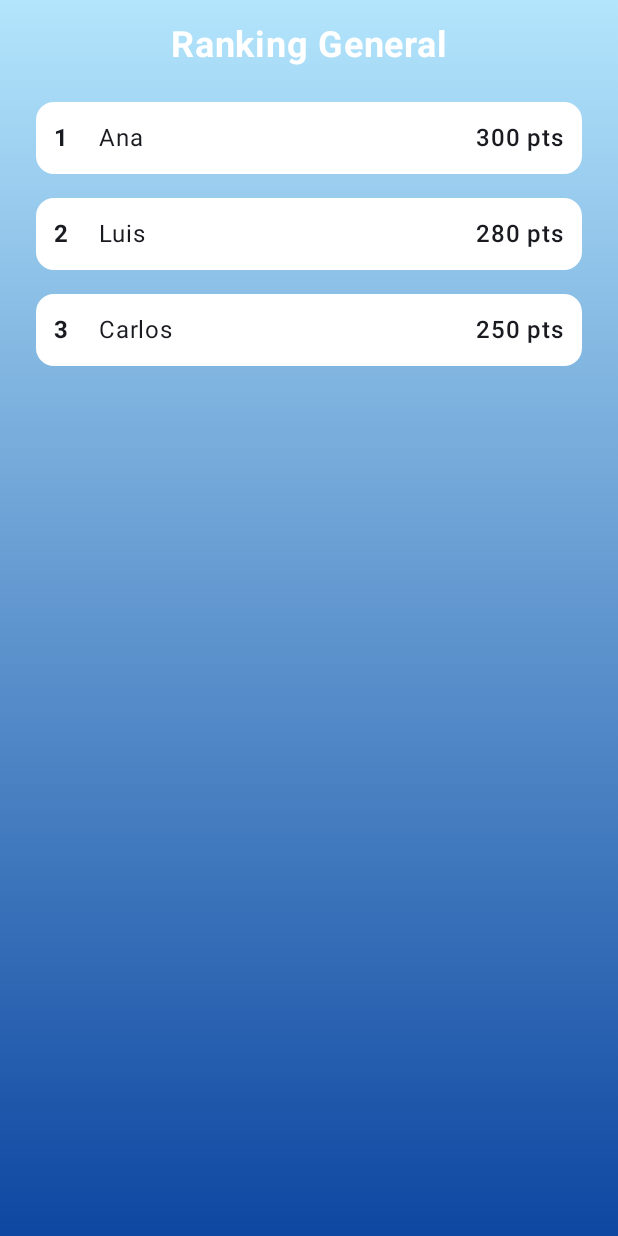
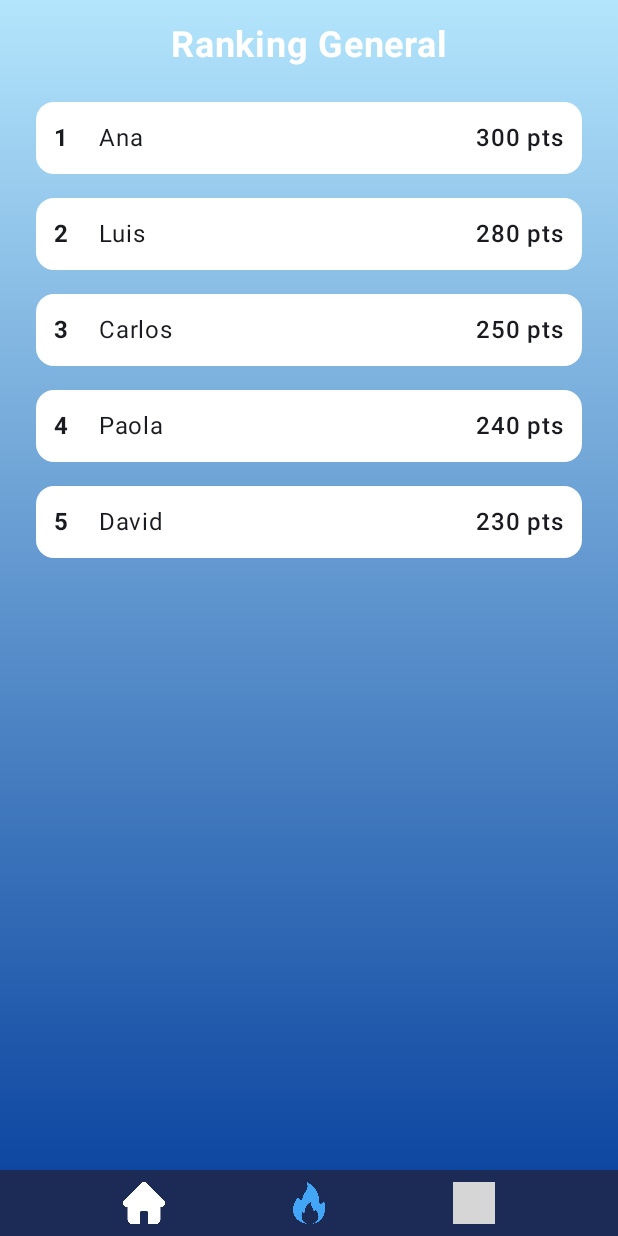
Before and after one commit to Stxphaniee/Coderplusapp, an Android app built with Jetpack Compose: the LevelScreen screen opened through its navigation route, after a tap on "Progreso", on a phone screen of 412 x 824 dp. Run offline under Robolectric (Android 15) with nearby library versions, the phone set to English and light mode, and no system bars; grey boxes are pictures that could not be loaded.

Commit message:
:sparkles: Funcionalidad de panel

```diff
--- a/Coderplus/app/src/main/java/com/pdm/saec/coderplus/MainActivity.kt
+++ b/Coderplus/app/src/main/java/com/pdm/saec/coderplus/MainActivity.kt
@@ -7,6 +7,7 @@ import androidx.activity.viewModels
 import androidx.compose.material3.Surface
 import androidx.compose.ui.graphics.Color
 import androidx.navigation.compose.rememberNavController
+import com.pdm.saec.coderplus.model.User
 import com.pdm.saec.coderplus.navigation.NavGraph
 import com.pdm.saec.coderplus.ui.theme.CoderplusTheme
 import com.pdm.saec.coderplus.viewmodel.MainViewModel
@@ -17,6 +18,10 @@ class MainActivity : ComponentActivity() {
 
     override fun onCreate(savedInstanceState: Bundle?) {
         super.onCreate(savedInstanceState)
+
+        // Usuario de prueba para evitar errores en perfil
+        viewModel.currentUser = viewModel.currentUser ?: User(name = "Joaquin", age = 21, country = "El Salvador")
+
         setContent {
             CoderplusTheme {
                 Surface(color = Color.White) {
--- a/Coderplus/app/src/main/java/com/pdm/saec/coderplus/navigation/NavGraph.kt
+++ b/Coderplus/app/src/main/java/com/pdm/saec/coderplus/navigation/NavGraph.kt
@@ -5,6 +5,7 @@ import androidx.navigation.NavHostController
 import androidx.navigation.compose.NavHost
 import androidx.navigation.compose.composable
 import com.pdm.saec.coderplus.ui.theme.components.ConfirmDeleteDialog
+import com.pdm.saec.coderplus.ui.theme.components.MainScaffold
 import com.pdm.saec.coderplus.ui.theme.screens.*
 import com.pdm.saec.coderplus.viewmodel.MainViewModel
 
@@ -30,12 +31,15 @@ fun NavGraph(
         }
 
         composable(NavigationRoutes.Levels) {
-            LevelScreen(navController = navController)
+            MainScaffold(navController) { modifier ->
+                LevelScreen(navController = navController, modifier = modifier)
+            }
         }
 
-        // NUEVO: Pantalla de niveles bloqueados
         composable(NavigationRoutes.LockedLevels) {
-            LockedLevelsScreen(navController = navController)
+            MainScaffold(navController) { modifier ->
+                LockedLevelsScreen(navController = navController, modifier = modifier)
+            }
         }
 
         composable(NavigationRoutes.ProgressExplosion) {
@@ -47,14 +51,18 @@ fun NavGraph(
         }
 
         composable(NavigationRoutes.Quiz) {
-            QuizScreen()
+            MainScaffold(navController) { modifier ->
+                QuizScreen(navController = navController, modifier = modifier)
+            }
         }
 
         composable(NavigationRoutes.Profile) {
             val user = viewModel.currentUser
             if (user != null) {
+                MainScaffold(navController) { modifier ->
                     ProfileScreen(
                         user = user,
+                        modifier = modifier,
                         onEditProfile = {
                             navController.navigate(NavigationRoutes.EditProfile)
                         },
@@ -66,6 +74,7 @@ fun NavGraph(
                             navController.popBackStack(NavigationRoutes.Welcome, inclusive = true)
                         }
                     )
+                }
             } else {
                 navController.navigate(NavigationRoutes.Welcome)
             }
@@ -106,13 +115,19 @@ fun NavGraph(
         }
 
         composable(NavigationRoutes.Ranking) {
+            MainScaffold(navController) { modifier ->
                 RankingScreen(
+                    navController = navController,
+                    modifier = modifier,
                     rankingList = listOf(
                         PlayerRanking("Ana", 300),
                         PlayerRanking("Luis", 280),
-                    PlayerRanking("Carlos", 250)
+                        PlayerRanking("Carlos", 250),
+                        PlayerRanking("Paola", 240),
+                        PlayerRanking("David", 230)
                     )
                 )
+            }
         }
 
         // Admin y edición de preguntas (opcional, no se elimina)
--- a/Coderplus/app/src/main/java/com/pdm/saec/coderplus/ui/theme/components/BottomBar.kt
+++ b/Coderplus/app/src/main/java/com/pdm/saec/coderplus/ui/theme/components/BottomBar.kt
@@ -11,6 +11,7 @@ import androidx.compose.ui.graphics.Color
 import androidx.compose.ui.res.painterResource
 import androidx.compose.ui.unit.dp
 import androidx.navigation.NavHostController
+import androidx.navigation.compose.currentBackStackEntryAsState
 import com.pdm.saec.coderplus.R
 import com.pdm.saec.coderplus.navigation.NavigationRoutes
 
@@ -19,6 +20,9 @@ fun BottomNavigationBar(
     navController: NavHostController,
     modifier: Modifier = Modifier
 ) {
+    val navBackStackEntry = navController.currentBackStackEntryAsState().value
+    val currentDestination = navBackStackEntry?.destination
+
     Row(
         modifier = modifier
             .fillMaxWidth()
@@ -27,35 +31,40 @@ fun BottomNavigationBar(
         horizontalArrangement = Arrangement.SpaceEvenly,
         verticalAlignment = Alignment.CenterVertically
     ) {
-        Icon(
-            painter = painterResource(id = R.drawable.ic_fire),
+        BottomBarItem( // 🏠 Casa
+            iconRes = R.drawable.ic_home,
+            contentDescription = "Inicio",
+            isSelected = currentDestination?.route == NavigationRoutes.Levels || currentDestination?.route == NavigationRoutes.LockedLevels,
+            onClick = { navController.navigate(NavigationRoutes.Levels) }
+        )
+        BottomBarItem( // 🔥 Flama
+            iconRes = R.drawable.ic_fire,
             contentDescription = "Progreso",
-            tint = Color.White,
-            modifier = Modifier
-                .size(28.dp)
-                .clickable {
-                    navController.navigate(NavigationRoutes.Ranking)
-                }
+            isSelected = currentDestination?.route == NavigationRoutes.Ranking,
+            onClick = { navController.navigate(NavigationRoutes.Ranking) }
         )
-        Icon(
-            painter = painterResource(id = R.drawable.ic_home),
-            contentDescription = "Inicio",
-            tint = Color.White,
-            modifier = Modifier
-                .size(28.dp)
-                .clickable {
-                    navController.navigate(NavigationRoutes.Levels)
-                }
-        )
-        Icon(
-            painter = painterResource(id = R.drawable.ic_profile),
+        BottomBarItem( // 👤 Perfil
+            iconRes = R.drawable.ic_profile,
             contentDescription = "Perfil",
-            tint = Color.White,
-            modifier = Modifier
-                .size(28.dp)
-                .clickable {
-                    navController.navigate(NavigationRoutes.Profile)
-                }
+            isSelected = currentDestination?.route == NavigationRoutes.Profile,
+            onClick = { navController.navigate(NavigationRoutes.Profile) }
         )
     }
 }
+
+@Composable
+fun BottomBarItem(
+    iconRes: Int,
+    contentDescription: String,
+    isSelected: Boolean,
+    onClick: () -> Unit
+) {
+    Icon(
+        painter = painterResource(id = iconRes),
+        contentDescription = contentDescription,
+        tint = if (isSelected) Color(0xFF42A5F5) else Color.White,
+        modifier = Modifier
+            .size(28.dp)
+            .clickable(onClick = onClick)
+    )
+}
--- /dev/null
+++ b/Coderplus/app/src/main/java/com/pdm/saec/coderplus/ui/theme/components/MainScaffold.kt
@@ -0,0 +1,24 @@
+package com.pdm.saec.coderplus.ui.theme.components
+
+import androidx.compose.foundation.layout.Box
+import androidx.compose.foundation.layout.padding
+import androidx.compose.material3.Scaffold
+import androidx.compose.runtime.Composable
+import androidx.compose.ui.Modifier
+import androidx.navigation.NavHostController
+
+@Composable
+fun MainScaffold(
+    navController: NavHostController,
+    content: @Composable (Modifier) -> Unit
+) {
+    Scaffold(
+        bottomBar = {
+            BottomNavigationBar(navController = navController)
+        }
+    ) { innerPadding ->
+        Box(modifier = Modifier.padding(innerPadding)) {
+            content(Modifier)
+        }
+    }
+}
--- a/Coderplus/app/src/main/java/com/pdm/saec/coderplus/ui/theme/screens/LevelScreen.kt
+++ b/Coderplus/app/src/main/java/com/pdm/saec/coderplus/ui/theme/screens/LevelScreen.kt
@@ -6,14 +6,13 @@ import androidx.compose.foundation.background
 import androidx.compose.foundation.clickable
 import androidx.compose.foundation.layout.*
 import androidx.compose.foundation.shape.CircleShape
-import androidx.compose.material3.*
+import androidx.compose.material3.Text
 import androidx.compose.runtime.Composable
 import androidx.compose.ui.Alignment
 import androidx.compose.ui.Modifier
 import androidx.compose.ui.draw.shadow
 import androidx.compose.ui.geometry.Offset
 import androidx.compose.ui.graphics.*
-import androidx.compose.ui.graphics.PaintingStyle.Companion.Stroke
 import androidx.compose.ui.graphics.drawscope.Stroke
 import androidx.compose.ui.layout.ContentScale
 import androidx.compose.ui.res.painterResource
@@ -23,12 +22,15 @@ import androidx.compose.ui.unit.*
 import androidx.navigation.NavHostController
 import com.pdm.saec.coderplus.R
 import com.pdm.saec.coderplus.navigation.NavigationRoutes
-import com.pdm.saec.coderplus.ui.theme.components.BottomNavigationBar
 
 @Composable
-fun LevelScreen(userName: String = "Joaquin", navController: NavHostController) {
+fun LevelScreen(
+    userName: String = "Joaquin",
+    navController: NavHostController,
+    modifier: Modifier = Modifier
+) {
     Box(
-        modifier = Modifier
+        modifier = modifier
             .fillMaxSize()
             .background(
                 Brush.verticalGradient(
@@ -79,8 +81,6 @@ fun LevelScreen(userName: String = "Joaquin", navController: NavHostController)
                 }
             }
         }
-
-        BottomNavigationBar(navController = navController, modifier = Modifier.align(Alignment.BottomCenter))
     }
 }
 
--- a/Coderplus/app/src/main/java/com/pdm/saec/coderplus/ui/theme/screens/ProfileScreen.kt
+++ b/Coderplus/app/src/main/java/com/pdm/saec/coderplus/ui/theme/screens/ProfileScreen.kt
@@ -24,7 +24,8 @@ fun ProfileScreen(
     user: User,
     onEditProfile: () -> Unit,
     onDeleteAccount: () -> Unit,
-    onLogout: () -> Unit
+    onLogout: () -> Unit,
+    modifier: Modifier
 ) {
     Column(
         modifier = Modifier
--- a/Coderplus/app/src/main/java/com/pdm/saec/coderplus/ui/theme/screens/RankingScreen.kt
+++ b/Coderplus/app/src/main/java/com/pdm/saec/coderplus/ui/theme/screens/RankingScreen.kt
@@ -14,12 +14,15 @@ import androidx.compose.ui.graphics.Color
 import androidx.compose.ui.text.font.FontWeight
 import androidx.compose.ui.unit.dp
 import androidx.compose.ui.unit.sp
+import androidx.navigation.NavHostController
 
 data class PlayerRanking(val name: String, val points: Int)
 
 @Composable
 fun RankingScreen(
-    rankingList: List<PlayerRanking>
+    rankingList: List<PlayerRanking>,
+    navController: NavHostController,
+    modifier: Modifier
 ) {
     Column(
         modifier = Modifier
--- a/Coderplus/gradle/libs.versions.toml
+++ b/Coderplus/gradle/libs.versions.toml
@@ -1,5 +1,6 @@
 [versions]
 agp = "8.10.1"
+converterGson = "2.9.0"
 kotlin = "2.0.21"
 coreKtx = "1.16.0"
 junit = "4.13.2"
@@ -11,6 +12,7 @@ composeBom = "2024.09.00"
 materialIconsExtended = "1.7.8"
 navigationCompose = "2.9.0"
 navigationComposeVersion = "2.7.7"
+retrofit = "2.9.0"
 
 [libraries]
 androidx-core-ktx = { group = "androidx.core", name = "core-ktx", version.ref = "coreKtx" }
@@ -18,6 +20,7 @@ androidx-lifecycle-viewmodel-compose = { module = "androidx.lifecycle:lifecycle-
 androidx-material-icons-extended = { module = "androidx.compose.material:material-icons-extended", version.ref = "materialIconsExtended" }
 androidx-navigation-compose = { module = "androidx.navigation:navigation-compose", version.ref = "navigationCompose" }
 androidx-navigation-compose-v277 = { module = "androidx.navigation:navigation-compose", version.ref = "navigationComposeVersion" }
+converter-gson = { module = "com.squareup.retrofit2:converter-gson", version.ref = "converterGson" }
 junit = { group = "junit", name = "junit", version.ref = "junit" }
 androidx-junit = { group = "androidx.test.ext", name = "junit", version.ref = "junitVersion" }
 androidx-espresso-core = { group = "androidx.test.espresso", name = "espresso-core", version.ref = "espressoCore" }
@@ -31,6 +34,7 @@ androidx-ui-tooling-preview = { group = "androidx.compose.ui", name = "ui-toolin
 androidx-ui-test-manifest = { group = "androidx.compose.ui", name = "ui-test-manifest" }
 androidx-ui-test-junit4 = { group = "androidx.compose.ui", name = "ui-test-junit4" }
 androidx-material3 = { group = "androidx.compose.material3", name = "material3" }
+retrofit = { module = "com.squareup.retrofit2:retrofit", version.ref = "retrofit" }
 
 [plugins]
 android-application = { id = "com.android.application", version.ref = "agp" }
```
Also changed, not shown: Coderplus/app/src/main/java/com/pdm/saec/coderplus/data/QuizApiService.kt (added, +13 -0 lines), Coderplus/app/src/main/java/com/pdm/saec/coderplus/data/QuizQuestion.kt (added, +7 -0 lines), Coderplus/app/src/main/java/com/pdm/saec/coderplus/data/RetrofitClient.kt (added, +30 -0 lines), Coderplus/app/src/main/java/com/pdm/saec/coderplus/ui/theme/screens/LockedLevelsScreen.kt (+6 -5 lines), Coderplus/app/src/main/java/com/pdm/saec/coderplus/ui/theme/screens/QuizScreen.kt (+26 -10 lines), Coderplus/gradle/wrapper/gradle-wrapper.properties. Lines whose indentation alone changed are shown as unchanged.
